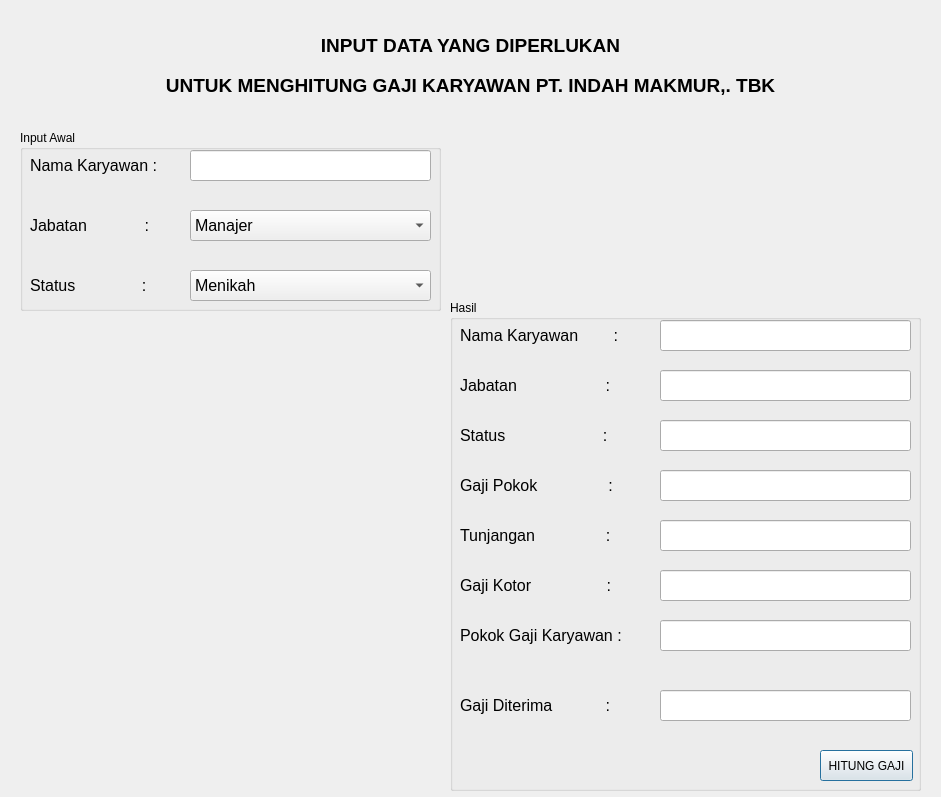
Qt form gaji.ui (ronihamonangan/Perhitungan-Gaji-Karyawan) before a commit.
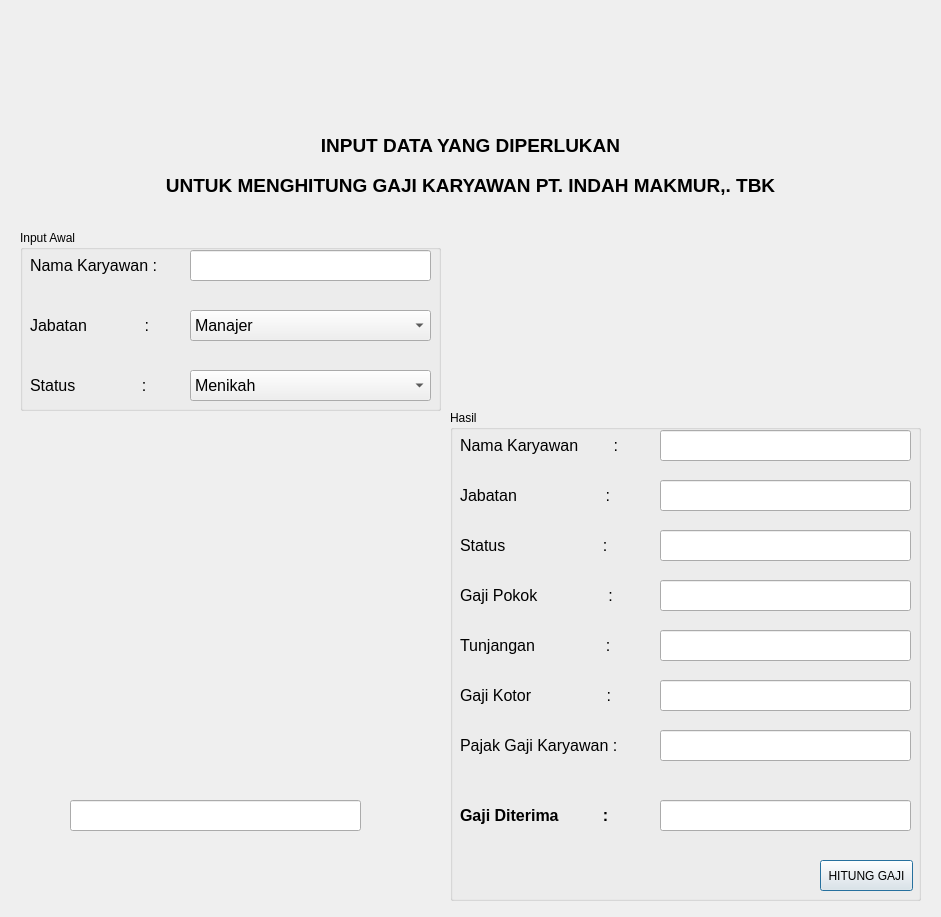
The same form after that commit. Icons and pictures are not drawn.

```diff
--- a/gaji.ui
+++ b/gaji.ui
@@ -7,7 +7,7 @@
     <x>0</x>
     <y>0</y>
     <width>941</width>
-    <height>797</height>
+    <height>917</height>
    </rect>
   </property>
   <property name="windowTitle">
@@ -17,7 +17,7 @@
    <property name="geometry">
     <rect>
      <x>0</x>
-     <y>30</y>
+     <y>130</y>
      <width>941</width>
      <height>31</height>
     </rect>
@@ -40,7 +40,7 @@
    <property name="geometry">
     <rect>
      <x>0</x>
-     <y>70</y>
+     <y>170</y>
      <width>941</width>
      <height>31</height>
     </rect>
@@ -63,7 +63,7 @@
    <property name="geometry">
     <rect>
      <x>20</x>
-     <y>130</y>
+     <y>230</y>
      <width>421</width>
      <height>181</height>
     </rect>
@@ -205,7 +205,7 @@
    <property name="geometry">
     <rect>
      <x>450</x>
-     <y>300</y>
+     <y>410</y>
      <width>471</width>
      <height>491</height>
     </rect>
@@ -402,7 +402,7 @@
      </font>
     </property>
     <property name="text">
-     <string>Pokok Gaji Karyawan :</string>
+     <string>Pajak Gaji Karyawan :</string>
     </property>
    </widget>
    <widget class="QLineEdit" name="lineEdit_7">
@@ -471,10 +471,12 @@
     <property name="font">
      <font>
       <pointsize>12</pointsize>
+      <weight>75</weight>
+      <bold>true</bold>
      </font>
     </property>
     <property name="text">
-     <string>Gaji Diterima            :</string>
+     <string>Gaji Diterima          :</string>
     </property>
    </widget>
    <widget class="QLineEdit" name="lineEdit_9">
@@ -489,6 +491,8 @@
     <property name="font">
      <font>
       <pointsize>12</pointsize>
+      <weight>75</weight>
+      <bold>true</bold>
      </font>
     </property>
     <property name="text">
@@ -509,6 +513,64 @@
     </property>
    </widget>
   </widget>
+  <widget class="QLabel" name="label_14">
+   <property name="geometry">
+    <rect>
+     <x>10</x>
+     <y>20</y>
+     <width>921</width>
+     <height>101</height>
+    </rect>
+   </property>
+   <property name="text">
+    <string/>
+   </property>
+   <property name="pixmap">
+    <pixmap>D:/Campoes/SEM.2/Struktur Data/Kali aja bisa/Untitled-1.png</pixmap>
+   </property>
+   <property name="scaledContents">
+    <bool>true</bool>
+   </property>
+  </widget>
+  <widget class="QLabel" name="label_15">
+   <property name="geometry">
+    <rect>
+     <x>30</x>
+     <y>430</y>
+     <width>361</width>
+     <height>381</height>
+    </rect>
+   </property>
+   <property name="text">
+    <string/>
+   </property>
+   <property name="pixmap">
+    <pixmap>D:/Campoes/SEM.2/Struktur Data/Project Aplikasi Sederhana/Mentahan/User_font_awesome.svg.png</pixmap>
+   </property>
+   <property name="scaledContents">
+    <bool>true</bool>
+   </property>
+  </widget>
+  <widget class="QLineEdit" name="lineEdit_nama">
+   <property name="geometry">
+    <rect>
+     <x>70</x>
+     <y>800</y>
+     <width>291</width>
+     <height>31</height>
+    </rect>
+   </property>
+   <property name="font">
+    <font>
+     <pointsize>14</pointsize>
+     <weight>75</weight>
+     <bold>true</bold>
+    </font>
+   </property>
+   <property name="dragEnabled">
+    <bool>false</bool>
+   </property>
+  </widget>
  </widget>
  <resources/>
  <connections/>
```
